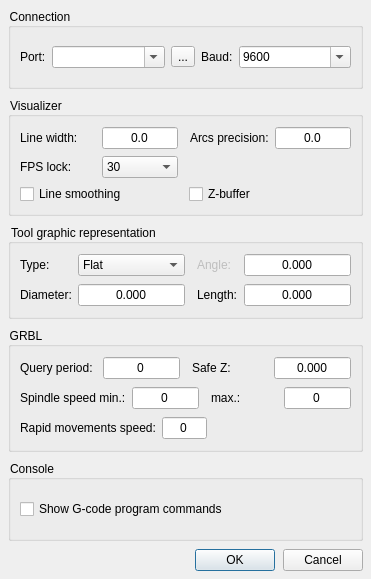
Denvi/Candle, file frmsettings.ui: the form before one commit.
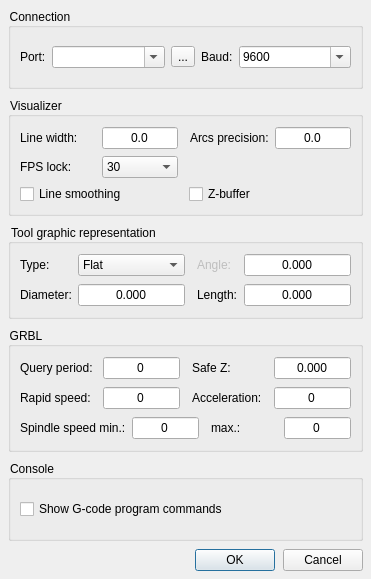
The form after the commit. Icons and pictures are not drawn.

Diff of the .ui file:
```diff
--- a/frmsettings.ui
+++ b/frmsettings.ui
@@ -465,6 +465,76 @@
         </item>
        </layout>
       </item>
+      <item>
+       <layout class="QHBoxLayout" name="horizontalLayout_3" stretch="0,0,0,0,0">
+        <item>
+         <widget class="QLabel" name="label_10">
+          <property name="text">
+           <string>Rapid speed:</string>
+          </property>
+         </widget>
+        </item>
+        <item>
+         <widget class="QSpinBox" name="txtRapidSpeed">
+          <property name="font">
+           <font>
+            <pointsize>9</pointsize>
+           </font>
+          </property>
+          <property name="alignment">
+           <set>Qt::AlignCenter</set>
+          </property>
+          <property name="buttonSymbols">
+           <enum>QAbstractSpinBox::NoButtons</enum>
+          </property>
+          <property name="maximum">
+           <number>99999</number>
+          </property>
+         </widget>
+        </item>
+        <item>
+         <spacer name="horizontalSpacer_2">
+          <property name="orientation">
+           <enum>Qt::Horizontal</enum>
+          </property>
+          <property name="sizeType">
+           <enum>QSizePolicy::Fixed</enum>
+          </property>
+          <property name="sizeHint" stdset="0">
+           <size>
+            <width>6</width>
+            <height>20</height>
+           </size>
+          </property>
+         </spacer>
+        </item>
+        <item>
+         <widget class="QLabel" name="label_14">
+          <property name="text">
+           <string>Acceleration:</string>
+          </property>
+         </widget>
+        </item>
+        <item>
+         <widget class="QSpinBox" name="txtAcceleration">
+          <property name="font">
+           <font>
+            <pointsize>9</pointsize>
+           </font>
+          </property>
+          <property name="alignment">
+           <set>Qt::AlignCenter</set>
+          </property>
+          <property name="buttonSymbols">
+           <enum>QAbstractSpinBox::NoButtons</enum>
+          </property>
+          <property name="maximum">
+           <number>99999</number>
+          </property>
+         </widget>
+        </item>
+       </layout>
+      </item>
       <item>
        <layout class="QHBoxLayout" name="horizontalLayout_4">
         <item>
@@ -535,48 +605,6 @@
         </item>
        </layout>
       </item>
-      <item>
-       <layout class="QHBoxLayout" name="horizontalLayout_3" stretch="0,0,1">
-        <item>
-         <widget class="QLabel" name="label_10">
-          <property name="text">
-           <string>Rapid movements speed:</string>
-          </property>
-         </widget>
-        </item>
-        <item>
-         <widget class="QSpinBox" name="txtRapidSpeed">
-          <property name="font">
-           <font>
-            <pointsize>9</pointsize>
-           </font>
-          </property>
-          <property name="alignment">
-           <set>Qt::AlignCenter</set>
-          </property>
-          <property name="buttonSymbols">
-           <enum>QAbstractSpinBox::NoButtons</enum>
-          </property>
-          <property name="maximum">
-           <number>99999</number>
-          </property>
-         </widget>
-        </item>
-        <item>
-         <spacer name="horizontalSpacer_2">
-          <property name="orientation">
-           <enum>Qt::Horizontal</enum>
-          </property>
-          <property name="sizeHint" stdset="0">
-           <size>
-            <width>40</width>
-            <height>20</height>
-           </size>
-          </property>
-         </spacer>
-        </item>
-       </layout>
-      </item>
      </layout>
     </widget>
    </item>
```
